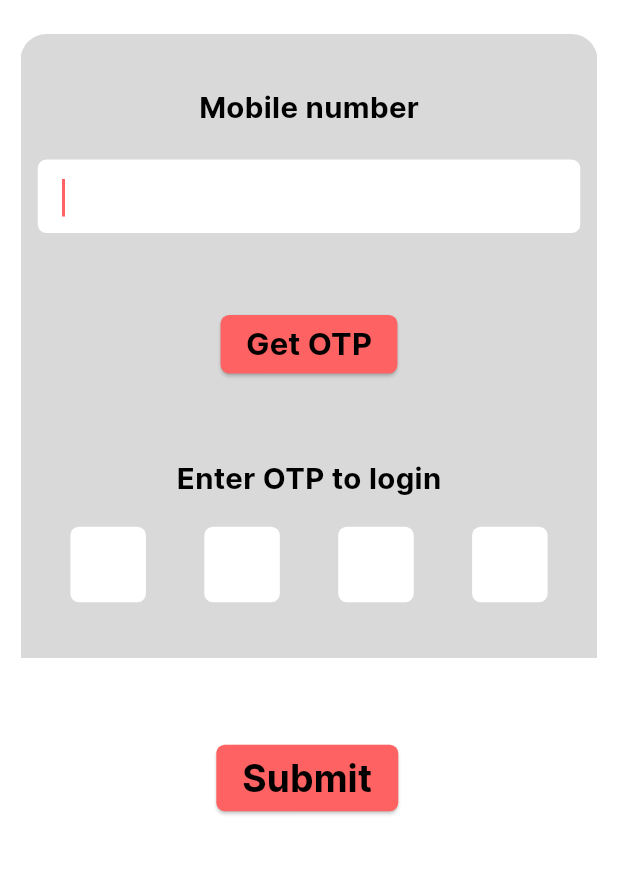
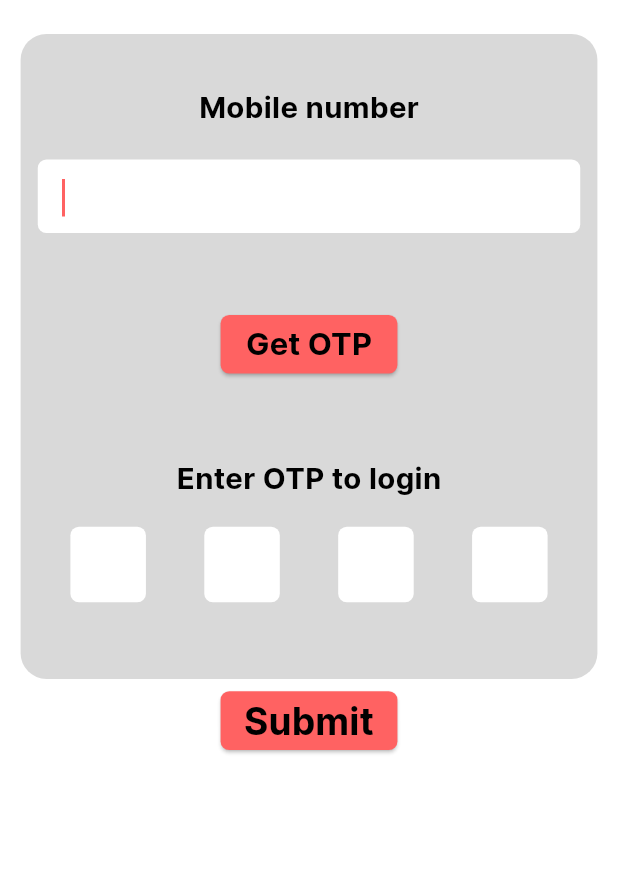
Before and after one commit to Likhith096/Products_Search_App, a Flutter app: the screen it shows after launch, on a phone screen of 412 x 824 dp, the part 346-1221 px from its top. Run offline on Flutter 3.47's test engine with Material 3 defaults, Android fonts, the phone set to English and light mode, and no system bars; drawn by our look-alikes of pin_code_fields; our stand-ins replace cached_network_image, flutter_svg.

Commit message:
Small fixes

```diff
--- a/lib/presentation/login_screen/login_screen.dart
+++ b/lib/presentation/login_screen/login_screen.dart
@@ -16,15 +16,15 @@ class _LoginScreenState extends State<LoginScreen> {
 
   TextEditingController editTextController = TextEditingController();
 
-  @override
-  Widget build(BuildContext context) {
+@override
+Widget build(BuildContext context) {
   return SafeArea(
     child: Scaffold(
-      resizeToAvoidBottomInset: false,
-      body: Container(
-        width: double.infinity, // Setting width to maximum available width
-        padding: EdgeInsets.symmetric(horizontal: 12.h, vertical: 56.v),
-        child: SingleChildScrollView(
+      resizeToAvoidBottomInset: true,
+      body: SingleChildScrollView(
+        child: Container(
+          width: double.infinity,
+          padding: EdgeInsets.symmetric(horizontal: 12.h, vertical: 56.v),
           child: Column(
             children: [
               CustomImageView(
@@ -35,11 +35,12 @@ class _LoginScreenState extends State<LoginScreen> {
               SizedBox(height: 22.v),
               _buildFormBlock(context),
               SizedBox(height: 8.v),
+              _buildSubmit(context),
+              SizedBox(height: 20.v),
             ],
           ),
         ),
       ),
-      bottomNavigationBar: _buildSubmit(context),
     ),
   );
 }
@@ -88,9 +89,9 @@ class _LoginScreenState extends State<LoginScreen> {
   /// Section Widget
   Widget _buildSubmit(BuildContext context) {
     return CustomElevatedButton(
-        width: 106.h,
+        height: 38.v,
+        width: 103.h,
         text: "Submit",
-        margin: EdgeInsets.only(left: 126.h, right: 128.h, bottom: 51.v),
         buttonStyle: CustomButtonStyles.fillPrimary,
         onPressed: () {
           onTapSubmit(context);
--- a/pubspec.yaml
+++ b/pubspec.yaml
@@ -10,8 +10,6 @@ dependencies:
   flutter_svg: ^2.0.9
   pin_code_fields: ^8.0.1
   intl: ^0.18.0
-  camera: ^0.10.5+8
-  path_provider: ^2.1.2
   path: ^1.8.3
 dev_dependencies:
   flutter_test:
```
Also changed, not shown: lib/presentation/scanner_page_screen/scanner_page_screen.dart (+38 -150 lines), 1 other file.
